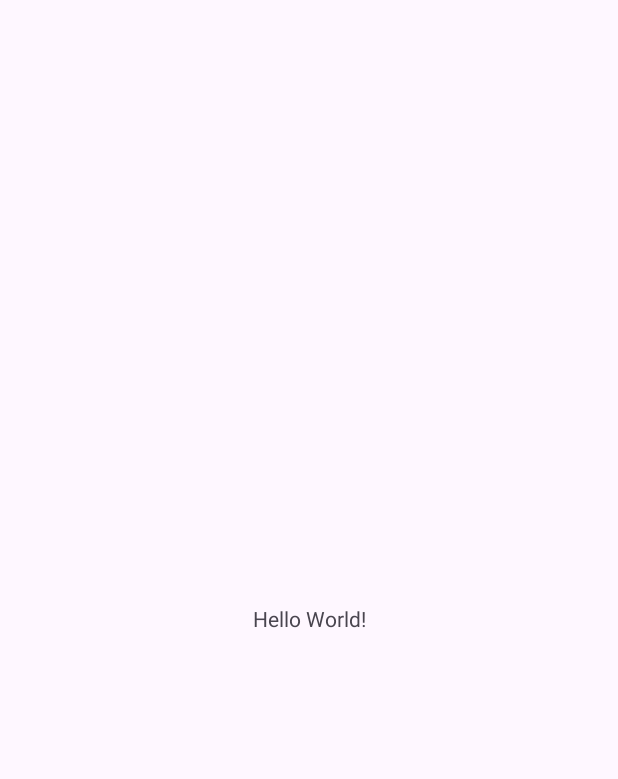
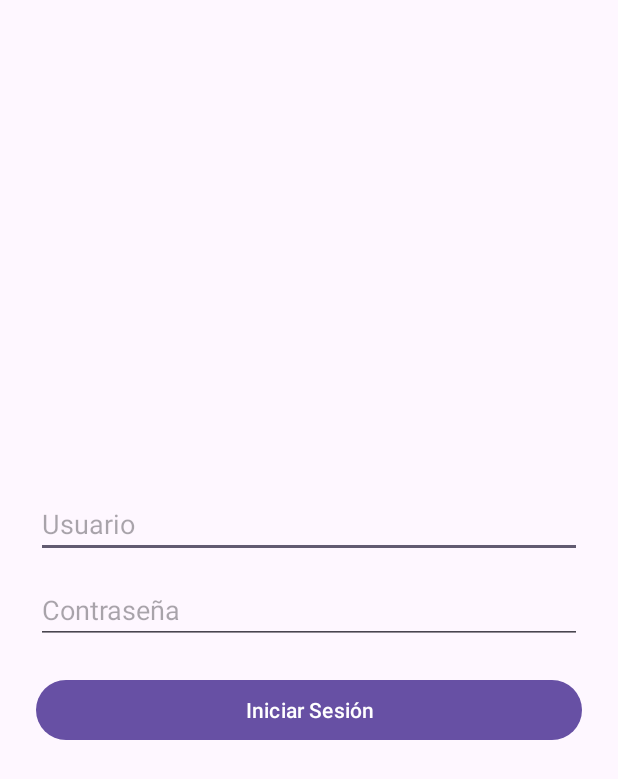
Before and after one commit to htejadag/CM2025EP, an Android app: the screen it shows after launch (MainActivity), on a phone screen of 412 x 824 dp. Before the commit the part shown is almost empty. Shown: the top 779 px of the screen. Run offline under Robolectric (Android 15) with nearby library versions, the phone set to English and light mode, and no system bars.

Commit message:
commit final

```diff
--- a/app/src/main/AndroidManifest.xml
+++ b/app/src/main/AndroidManifest.xml
@@ -21,6 +21,8 @@
                 <category android:name="android.intent.category.LAUNCHER" />
             </intent-filter>
         </activity>
+        <activity android:name=".FormularioActivity" />
+
     </application>
 
 </manifest>
--- a/app/src/main/java/com/example/examenparcial/MainActivity.java
+++ b/app/src/main/java/com/example/examenparcial/MainActivity.java
@@ -1,24 +1,46 @@
 package com.example.examenparcial;
 
 import android.os.Bundle;
+import android.view.View;
+import android.widget.Button;
+import android.widget.EditText;
+import android.widget.Toast;
+import androidx.appcompat.app.AppCompatActivity;
+import android.content.Intent;
 
-import androidx.activity.EdgeToEdge;
-import androidx.appcompat.app.AppCompatActivity;
-import androidx.core.graphics.Insets;
-import androidx.core.view.ViewCompat;
-import androidx.core.view.WindowInsetsCompat;
 
 public class MainActivity extends AppCompatActivity {
+
+    EditText editUsuario, editContrasena;
+    Button btnIngresar;
+
+    // Puedes cambiar estos valores por los que tú necesites
+    final String USUARIO_CORRECTO = "lino";
+    final String CONTRASENA_CORRECTA = "12";
 
     @Override
     protected void onCreate(Bundle savedInstanceState) {
         super.onCreate(savedInstanceState);
-        EdgeToEdge.enable(this);
         setContentView(R.layout.activity_main);
-        ViewCompat.setOnApplyWindowInsetsListener(findViewById(R.id.main), (v, insets) -> {
-            Insets systemBars = insets.getInsets(WindowInsetsCompat.Type.systemBars());
-            v.setPadding(systemBars.left, systemBars.top, systemBars.right, systemBars.bottom);
-            return insets;
+
+        editUsuario = findViewById(R.id.editUsuario);
+        editContrasena = findViewById(R.id.editContrasena);
+        btnIngresar = findViewById(R.id.btnIngresar);
+
+        btnIngresar.setOnClickListener(new View.OnClickListener() {
+            @Override
+            public void onClick(View view) {
+                String usuarioIngresado = editUsuario.getText().toString().trim();
+                String contrasenaIngresada = editContrasena.getText().toString().trim();
+
+                if (usuarioIngresado.equals(USUARIO_CORRECTO) && contrasenaIngresada.equals(CONTRASENA_CORRECTA)) {
+                    Intent intent = new Intent(MainActivity.this, FormularioActivity.class);
+                    startActivity(intent);
+                } else {
+                    Toast.makeText(MainActivity.this, "Credenciales incorrectas", Toast.LENGTH_SHORT).show();
+                }
+
+            }
         });
     }
 }
--- a/app/src/main/res/layout/activity_main.xml
+++ b/app/src/main/res/layout/activity_main.xml
@@ -1,19 +1,32 @@
 <?xml version="1.0" encoding="utf-8"?>
-<androidx.constraintlayout.widget.ConstraintLayout xmlns:android="http://schemas.android.com/apk/res/android"
-    xmlns:app="http://schemas.android.com/apk/res-auto"
-    xmlns:tools="http://schemas.android.com/tools"
-    android:id="@+id/main"
+<LinearLayout xmlns:android="http://schemas.android.com/apk/res/android"
+    android:orientation="vertical"
+    android:padding="24dp"
+    android:gravity="center"
     android:layout_width="match_parent"
-    android:layout_height="match_parent"
-    tools:context=".MainActivity">
+    android:layout_height="match_parent">
 
-    <TextView
-        android:layout_width="wrap_content"
+    <EditText
+        android:id="@+id/editUsuario"
+        android:hint="Usuario"
+        android:maxLength="20"
+        android:inputType="text"
+        android:layout_width="match_parent"
+        android:layout_height="wrap_content" />
+
+    <EditText
+        android:id="@+id/editContrasena"
+        android:hint="Contraseña"
+        android:maxLength="20"
+        android:inputType="textPassword"
+        android:layout_width="match_parent"
         android:layout_height="wrap_content"
-        android:text="Hello World!"
-        app:layout_constraintBottom_toBottomOf="parent"
-        app:layout_constraintEnd_toEndOf="parent"
-        app:layout_constraintStart_toStartOf="parent"
-        app:layout_constraintTop_toTopOf="parent" />
+        android:layout_marginTop="12dp" />
 
-</androidx.constraintlayout.widget.ConstraintLayout>
+    <Button
+        android:id="@+id/btnIngresar"
+        android:text="Iniciar Sesión"
+        android:layout_width="match_parent"
+        android:layout_height="wrap_content"
+        android:layout_marginTop="20dp" />
+</LinearLayout>
```
Also changed, not shown: app/src/main/java/com/example/examenparcial/FormularioActivity.java (added, +91 -0 lines), app/src/main/res/layout/activity_formulario.xml (added, +96 -0 lines).
